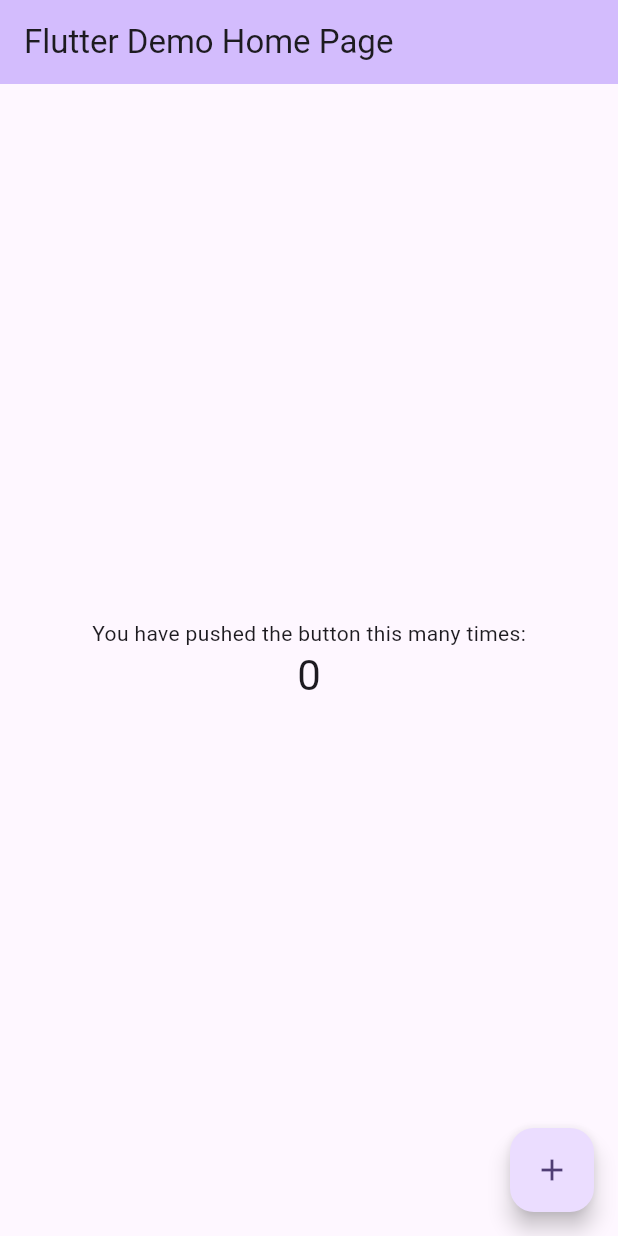
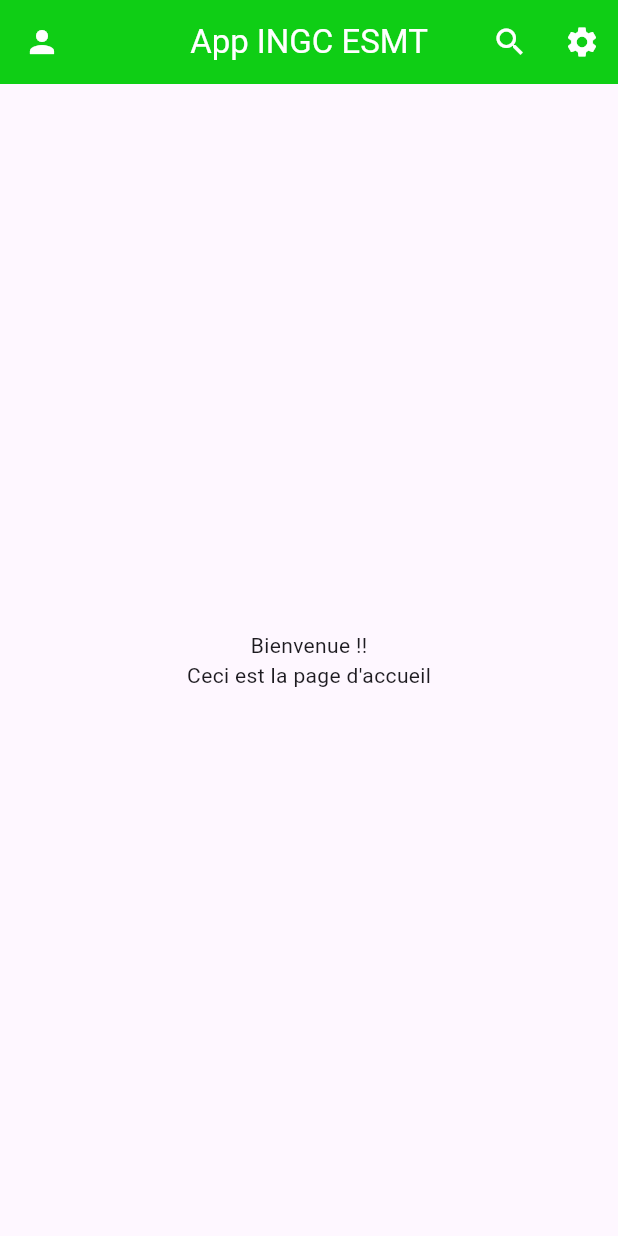
Before and after one commit to Odjiguimde/Application3-flutter-poo-ingc2-esmt, a Flutter app: the screen it shows after launch, on a phone screen of 412 x 824 dp. Run offline on Flutter 3.47's test engine with Material 3 defaults, Android fonts, the light colour scheme and no system bars.

Commit message:
premiere version

```diff
--- a/lib/main.dart
+++ b/lib/main.dart
@@ -1,122 +1,46 @@
 import 'package:flutter/material.dart';
+import 'package:app_ingc2/pages/page_acceuil.dart';
+import 'package:app_ingc2/pages/page_profile.dart';
+import 'package:app_ingc2/pages/page_parametres.dart';
 
 void main() {
-  runApp(const MyApp());
+  runApp(const MonApplication());
 }
 
-class MyApp extends StatelessWidget {
-  const MyApp({super.key});
+class MonApplication extends StatelessWidget {
+  const MonApplication({super.key});
 
-  // This widget is the root of your application.
   @override
   Widget build(BuildContext context) {
     return MaterialApp(
-      title: 'Flutter Demo',
-      theme: ThemeData(
-        // This is the theme of your application.
-        //
-        // TRY THIS: Try running your application with "flutter run". You'll see
-        // the application has a purple toolbar. Then, without quitting the app,
-        // try changing the seedColor in the colorScheme below to Colors.green
-        // and then invoke "hot reload" (save your changes or press the "hot
-        // reload" button in a Flutter-supported IDE, or press "r" if you used
-        // the command line to start the app).
-        //
-        // Notice that the counter didn't reset back to zero; the application
-        // state is not lost during the reload. To reset the state, use hot
-        // restart instead.
-        //
-        // This works for code too, not just values: Most code changes can be
-        // tested with just a hot reload.
-        colorScheme: ColorScheme.fromSeed(seedColor: Colors.deepPurple),
-      ),
-      home: const MyHomePage(title: 'Flutter Demo Home Page'),
+      // Titre de l'application qui s'affiche dans le gestionnaire d'applications
+      title: "Première Application",
+
+      // Page affichée au démarrage de l'application
+      home: const PageAccueil(),
+
+      // =========================================================
+      // MaterialApp.routes : Définit toutes les pages disponibles
+      // dans l'application avec des noms uniques
+      // =========================================================
+      routes: {
+        "/acceuil": (context) =>
+            const PageAccueil(), // Route vers la page d'accueil
+        "/profil": (context) =>
+            const PageProfil(), // Route vers la page de profil
+        "/parametres": (context) =>
+            const PageParametres(), // Route vers la page des paramètres
+      },
+
+      // =====================================================
+      // MaterialApp.onUnknownRoute : S'exécute automatiquement
+      // lorsque l'utilisateur tente d'accéder à une route qui
+      // n'existe pas dans la déclaration des routes ci-dessus
+      // Redirige vers la page d'accueil par défaut
+      // =====================================================
+      onUnknownRoute: (settings) {
+        return MaterialPageRoute(builder: (context) => const PageAccueil());
+      },
     );
   }
 }
-
-class MyHomePage extends StatefulWidget {
-  const MyHomePage({super.key, required this.title});
-
-  // This widget is the home page of your application. It is stateful, meaning
-  // that it has a State object (defined below) that contains fields that affect
-  // how it looks.
-
-  // This class is the configuration for the state. It holds the values (in this
-  // case the title) provided by the parent (in this case the App widget) and
-  // used by the build method of the State. Fields in a Widget subclass are
-  // always marked "final".
-
-  final String title;
-
-  @override
-  State<MyHomePage> createState() => _MyHomePageState();
-}
-
-class _MyHomePageState extends State<MyHomePage> {
-  int _counter = 0;
-
-  void _incrementCounter() {
-    setState(() {
-      // This call to setState tells the Flutter framework that something has
-      // changed in this State, which causes it to rerun the build method below
-      // so that the display can reflect the updated values. If we changed
-      // _counter without calling setState(), then the build method would not be
-      // called again, and so nothing would appear to happen.
-      _counter++;
-    });
-  }
-
-  @override
-  Widget build(BuildContext context) {
-    // This method is rerun every time setState is called, for instance as done
-    // by the _incrementCounter method above.
-    //
-    // The Flutter framework has been optimized to make rerunning build methods
-    // fast, so that you can just rebuild anything that needs updating rather
-    // than having to individually change instances of widgets.
-    return Scaffold(
-      appBar: AppBar(
-        // TRY THIS: Try changing the color here to a specific color (to
-        // Colors.amber, perhaps?) and trigger a hot reload to see the AppBar
-        // change color while the other colors stay the same.
-        backgroundColor: Theme.of(context).colorScheme.inversePrimary,
-        // Here we take the value from the MyHomePage object that was created by
-        // the App.build method, and use it to set our appbar title.
-        title: Text(widget.title),
-      ),
-      body: Center(
-        // Center is a layout widget. It takes a single child and positions it
-        // in the middle of the parent.
-        child: Column(
-          // Column is also a layout widget. It takes a list of children and
-          // arranges them vertically. By default, it sizes itself to fit its
-          // children horizontally, and tries to be as tall as its parent.
-          //
-          // Column has various properties to control how it sizes itself and
-          // how it positions its children. Here we use mainAxisAlignment to
-          // center the children vertically; the main axis here is the vertical
-          // axis because Columns are vertical (the cross axis would be
-          // horizontal).
-          //
-          // TRY THIS: Invoke "debug painting" (choose the "Toggle Debug Paint"
-          // action in the IDE, or press "p" in the console), to see the
-          // wireframe for each widget.
-          mainAxisAlignment: MainAxisAlignment.center,
-          children: <Widget>[
-            const Text('You have pushed the button this many times:'),
-            Text(
-              '$_counter',
-              style: Theme.of(context).textTheme.headlineMedium,
-            ),
-          ],
-        ),
-      ),
-      floatingActionButton: FloatingActionButton(
-        onPressed: _incrementCounter,
-        tooltip: 'Increment',
-        child: const Icon(Icons.add),
-      ), // This trailing comma makes auto-formatting nicer for build methods.
-    );
-  }
-}
--- /dev/null
+++ b/lib/pages/page_acceuil.dart
@@ -0,0 +1,66 @@
+import 'package:flutter/material.dart';
+
+class PageAccueil extends StatelessWidget {
+  const PageAccueil({super.key});
+
+  @override
+  Widget build(BuildContext context) {
+    return Scaffold(
+      appBar: AppBar(
+        backgroundColor: const Color.fromARGB(255, 15, 206, 21),
+        foregroundColor: Colors.white,
+
+        title: const Text("App INGC ESMT"),
+        centerTitle: true,
+
+        // ===========================================
+        // AppBar.leading : Widget affiché au début
+        // de l'AppBar (généralement à gauche)
+        // ===========================================
+        leading: IconButton(
+          // IconButton : Icône interactive qui répond aux clics
+          // (contrairement à Icon qui est statique)
+          icon: const Icon(Icons.person),
+          tooltip: 'Profil', // Texte d'information au survol
+          // onPressed : Définit l'action à exécuter quand
+          // le bouton est pressé
+          onPressed: () {
+            // Navigation vers la page de profil
+            Navigator.pushNamed(context, "/profil");
+          },
+        ),
+
+        // ===========================================
+        // AppBar.actions : Widgets affichés à la fin
+        // de l'AppBar (généralement à droite)
+        // ===========================================
+        actions: [
+          IconButton(
+            icon: const Icon(Icons.search),
+            tooltip: 'Rechercher',
+            onPressed: () {
+              print("Page Recherche");
+            },
+          ),
+          IconButton(
+            icon: const Icon(Icons.settings),
+            tooltip: 'Paramètres',
+            onPressed: () {
+              // Navigation vers la page des paramètres
+              // Note : Correction nécessaire : "/parametres" au lieu de "/parametre"
+              Navigator.pushNamed(context, "/parametre");
+            },
+          ),
+        ],
+      ),
+
+      body: const Center(
+        // const : Optimisation car le contenu ne change pas
+        child: Column(
+          mainAxisAlignment: MainAxisAlignment.center,
+          children: [Text("Bienvenue !!"), Text("Ceci est la page d'accueil")],
+        ),
+      ),
+    );
+  }
+}
--- /dev/null
+++ b/lib/pages/page_parametres.dart
@@ -0,0 +1 @@
+// TODO Implement this library.
```
Also changed, not shown: lib/pages/page_profile.dart (added), pubspec.lock (added), 8 other files.
